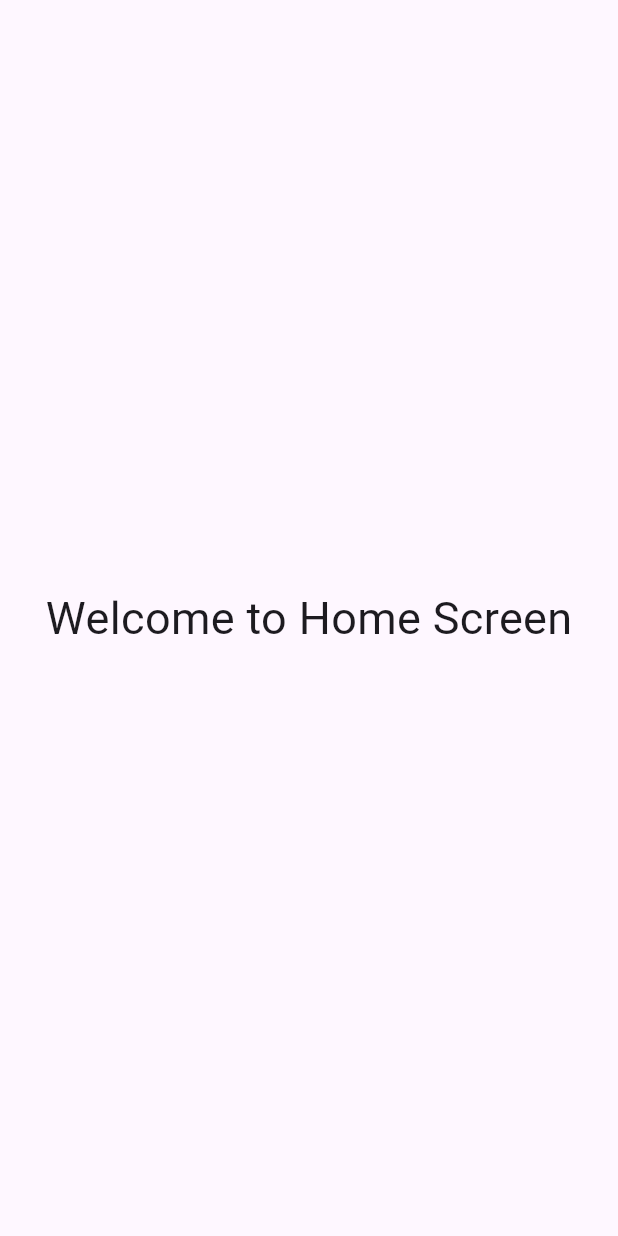
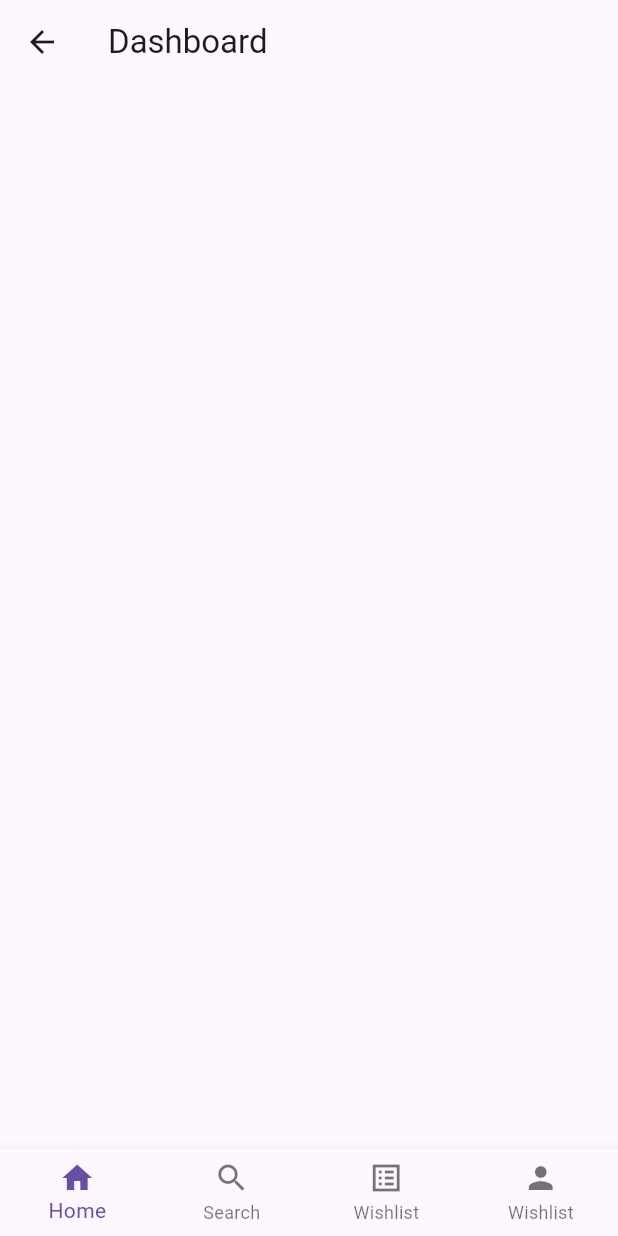
Before and after one commit to 82-Gaurab/veda-verse, a Flutter app: the HomeScreen screen opened directly, on a phone screen of 412 x 824 dp. Run offline on Flutter 3.47's test engine with Material 3 defaults, Android fonts, the phone set to English and light mode, and no system bars.

Commit message:
Create bottom navigation bar

```diff
--- /dev/null
+++ b/lib/screen/bottom_navigation_screen.dart
@@ -0,0 +1,29 @@
+import 'package:flutter/material.dart';
+
+class BottomNavigationScreen extends StatefulWidget {
+  const BottomNavigationScreen({super.key});
+
+  @override
+  State<BottomNavigationScreen> createState() => _BottomNavigationScreenState();
+}
+
+class _BottomNavigationScreenState extends State<BottomNavigationScreen> {
+  @override
+  Widget build(BuildContext context) {
+    return Scaffold(
+      appBar: AppBar(title: Text("Dashboard")),
+      bottomNavigationBar: BottomNavigationBar(
+        type: BottomNavigationBarType.fixed,
+        items: [
+          BottomNavigationBarItem(icon: Icon(Icons.home), label: "Home"),
+          BottomNavigationBarItem(icon: Icon(Icons.search), label: "Search"),
+          BottomNavigationBarItem(
+            icon: Icon(Icons.list_alt_sharp),
+            label: "Wishlist",
+          ),
+          BottomNavigationBarItem(icon: Icon(Icons.person), label: "Wishlist"),
+        ],
+      ),
+    );
+  }
+}
--- a/lib/screen/home_screen.dart
+++ b/lib/screen/home_screen.dart
@@ -1,4 +1,5 @@
 import 'package:flutter/material.dart';
+import 'package:vedaverse/screen/bottom_navigation_screen.dart';
 
 class HomeScreen extends StatelessWidget {
   const HomeScreen({super.key});
@@ -6,30 +7,31 @@ class HomeScreen extends StatelessWidget {
   @override
   Widget build(BuildContext context) {
     return Scaffold(
-      body: SafeArea(
-        child: Padding(
-          padding: EdgeInsetsGeometry.all(13),
-          child: Center(
-            child: Column(
-              mainAxisAlignment: MainAxisAlignment.center,
-              children: [
-                // SizedBox(height: 40),
-                // Row(
-                //   crossAxisAlignment: CrossAxisAlignment.center,
-                //   children: [
-                //     Image.asset("assets/images/title.png", width: 180),
-                //     Spacer(),
-                //     Icon(Icons.search, size: 40),
-                //     SizedBox(width: 10),
-                //     Icon(Icons.notifications, size: 40),
-                //   ],
-                // ),
-                Text("Welcome to Home Screen", style: TextStyle(fontSize: 30)),
-              ],
-            ),
-          ),
-        ),
-      ),
+      body: BottomNavigationScreen(),
+      // body: SafeArea(
+      //   child: Padding(
+      //     padding: EdgeInsetsGeometry.all(13),
+      //     child: Center(
+      //       child: Column(
+      //         mainAxisAlignment: MainAxisAlignment.center,
+      //         children: [
+      //           // SizedBox(height: 40),
+      //           // Row(
+      //           //   crossAxisAlignment: CrossAxisAlignment.center,
+      //           //   children: [
+      //           //     Image.asset("assets/images/title.png", width: 180),
+      //           //     Spacer(),
+      //           //     Icon(Icons.search, size: 40),
+      //           //     SizedBox(width: 10),
+      //           //     Icon(Icons.notifications, size: 40),
+      //           //   ],
+      //           // ),
+      //           Text("Welcome to Home Screen", style: TextStyle(fontSize: 30)),
+      //         ],
+      //       ),
+      //     ),
+      //   ),
+      // ),
     );
   }
 }
```
